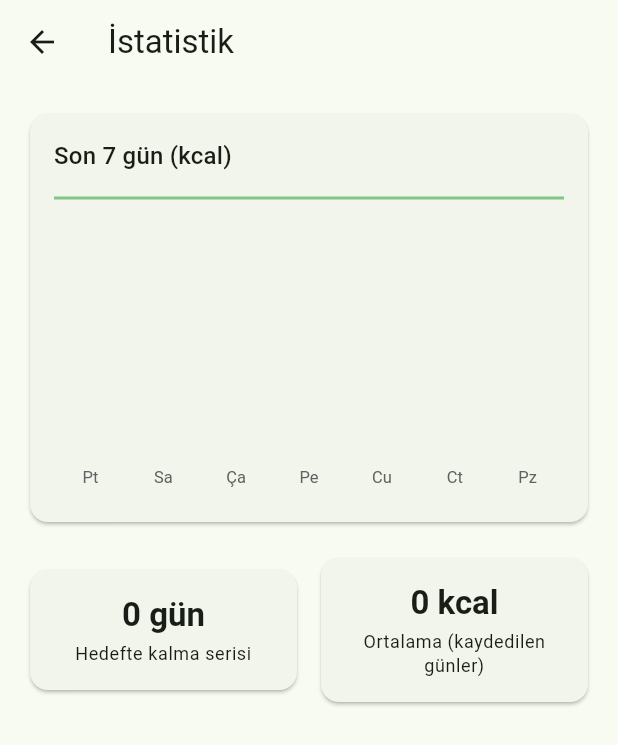
After one commit to nafizsoylemez065-jpg/Jarvis, a Flutter app: the screen it shows after launch, after a tap on the "bar chart" icon, on a phone screen of 412 x 824 dp. The commit adds this screen. Shown: the top 745 px of the screen. Run offline on Flutter 3.47's test engine with Material 3 defaults, Android fonts, the phone set to English and light mode, and no system bars; our stand-ins replace image_picker, sqflite; missing offline and left inert: tflite_flutter; accounts and stored records are empty.

Commit message:
Haftalık istatistik ekranı: 7 günlük kalori grafiği, hedef çizgisi, seri ve ortalama
Co-authored-by: nafizsoylemez065-jpg <nafizsoylemez065-jpg@users.noreply.github.com>

```diff
--- a/kaloritakip/lib/data/app_database.dart
+++ b/kaloritakip/lib/data/app_database.dart
@@ -112,6 +112,17 @@ class AppDatabase {
     return rows.map(MealEntry.fromMap).toList();
   }
 
+  Future<List<MealEntry>> mealsBetween(String startDay, String endDay) async {
+    final db = await _db;
+    final rows = await db.query(
+      'meal_entries',
+      where: 'day >= ? AND day <= ?',
+      whereArgs: [startDay, endDay],
+      orderBy: 'day, id',
+    );
+    return rows.map(MealEntry.fromMap).toList();
+  }
+
   Future<int> deleteMealEntry(int id) async {
     final db = await _db;
     return db.delete('meal_entries', where: 'id = ?', whereArgs: [id]);
--- a/kaloritakip/lib/screens/home_screen.dart
+++ b/kaloritakip/lib/screens/home_screen.dart
@@ -8,6 +8,7 @@ import '../models/meal_entry.dart';
 import '../state/meal_store.dart';
 import 'add_meal_screen.dart';
 import 'goal_settings_screen.dart';
+import 'stats_screen.dart';
 
 class HomeScreen extends StatelessWidget {
   const HomeScreen({super.key});
@@ -19,6 +20,15 @@ class HomeScreen extends StatelessWidget {
       appBar: AppBar(
         title: const Text('KaloriTakip'),
         actions: [
+          IconButton(
+            icon: const Icon(Icons.bar_chart_outlined),
+            tooltip: 'İstatistik',
+            onPressed: () => Navigator.of(context).push(
+              MaterialPageRoute<void>(
+                builder: (_) => const StatsScreen(),
+              ),
+            ),
+          ),
           IconButton(
             icon: const Icon(Icons.flag_outlined),
             tooltip: 'Günlük hedef',
--- /dev/null
+++ b/kaloritakip/lib/screens/stats_screen.dart
@@ -0,0 +1,204 @@
+import 'dart:async';
+import 'dart:math' as math;
+
+import 'package:flutter/material.dart';
+import 'package:provider/provider.dart';
+
+import '../state/meal_store.dart';
+import '../utils/date_key.dart';
+
+class StatsScreen extends StatefulWidget {
+  const StatsScreen({super.key});
+
+  @override
+  State<StatsScreen> createState() => _StatsScreenState();
+}
+
+class _StatsScreenState extends State<StatsScreen> {
+  static const List<String> _weekdayLabels = [
+    'Pt', 'Sa', 'Ça', 'Pe', 'Cu', 'Ct', 'Pz',
+  ];
+
+  @override
+  void initState() {
+    super.initState();
+    unawaited(context.read<MealStore>().loadStats());
+  }
+
+  @override
+  Widget build(BuildContext context) {
+    final store = context.watch<MealStore>();
+    final days = last7Days();
+    final values = [for (final day in days) store.kcalByDay[day] ?? 0];
+    final target = store.targetKcal;
+    final labels = [
+      for (final day in days)
+        _weekdayLabels[DateTime.parse('$day 00:00:00').weekday - 1],
+    ];
+    final loggedValues = values.where((value) => value > 0).toList();
+    final average = loggedValues.isEmpty
+        ? 0
+        : loggedValues.fold<int>(0, (sum, value) => sum + value) ~/
+            loggedValues.length;
+    final streak = _streak(values, target);
+
+    return Scaffold(
+      appBar: AppBar(title: const Text('İstatistik')),
+      body: ListView(
+        padding: const EdgeInsets.all(16),
+        children: [
+          Card(
+            child: Padding(
+              padding: const EdgeInsets.all(16),
+              child: Column(
+                crossAxisAlignment: CrossAxisAlignment.start,
+                children: [
+                  Text(
+                    'Son 7 gün (kcal)',
+                    style: Theme.of(context).textTheme.titleMedium,
+                  ),
+                  const SizedBox(height: 16),
+                  SizedBox(
+                    height: 200,
+                    width: double.infinity,
+                    child: CustomPaint(
+                      painter: _BarChartPainter(
+                        values: values,
+                        target: target,
+                        labels: labels,
+                      ),
+                    ),
+                  ),
+                ],
+              ),
+            ),
+          ),
+          const SizedBox(height: 16),
+          Row(
+            children: [
+              Expanded(
+                child: _StatCard(
+                  label: 'Hedefte kalma serisi',
+                  value: '$streak gün',
+                ),
+              ),
+              const SizedBox(width: 8),
+              Expanded(
+                child: _StatCard(
+                  label: 'Ortalama (kaydedilen günler)',
+                  value: '$average kcal',
+                ),
+              ),
+            ],
+          ),
+        ],
+      ),
+    );
+  }
+
+  int _streak(List<int> values, int target) {
+    var streak = 0;
+    for (var i = values.length - 1; i >= 0; i--) {
+      final value = values[i];
+      if (value > 0 && value <= target) {
+        streak++;
+      } else {
+        break;
+      }
+    }
+    return streak;
+  }
+}
+
+class _StatCard extends StatelessWidget {
+  const _StatCard({required this.label, required this.value});
+
+  final String label;
+  final String value;
+
+  @override
+  Widget build(BuildContext context) {
+    return Card(
+      child: Padding(
+        padding: const EdgeInsets.all(16),
+        child: Column(
+          children: [
+            Text(
+              value,
+              style: Theme.of(context)
+                  .textTheme
+                  .titleLarge
+                  ?.copyWith(fontWeight: FontWeight.bold),
+            ),
+            const SizedBox(height: 4),
+            Text(
+              label,
+              textAlign: TextAlign.center,
+              style: Theme.of(context).textTheme.bodySmall,
+            ),
+          ],
+        ),
+      ),
+    );
+  }
+}
+
+class _BarChartPainter extends CustomPainter {
+  const _BarChartPainter({
+    required this.values,
+    required this.target,
+    required this.labels,
+  });
+
+  final List<int> values;
+  final int target;
+  final List<String> labels;
+
+  @override
+  void paint(Canvas canvas, Size size) {
+    final maxValue = [target, ...values].reduce(math.max).clamp(1, 1 << 30);
+    final chartHeight = size.height - 24;
+    final barWidth = size.width / (values.length * 2);
+
+    final targetY = chartHeight * (1 - target / maxValue);
+    canvas.drawLine(
+      Offset(0, targetY),
+      Offset(size.width, targetY),
+      Paint()
+        ..color = Colors.green.shade300
+        ..strokeWidth = 2,
+    );
+
+    final textStyle = TextStyle(fontSize: 11, color: Colors.grey.shade700);
+    for (var i = 0; i < values.length; i++) {
+      final x = barWidth * (2 * i + 0.5);
+      final barHeight = chartHeight * values[i] / maxValue;
+      final paint = Paint()
+        ..style = PaintingStyle.fill
+        ..color = values[i] > target
+            ? Colors.red.shade300
+            : Colors.green.shade400;
+      canvas.drawRRect(
+        RRect.fromRectAndRadius(
+          Rect.fromLTWH(x, chartHeight - barHeight, barWidth, barHeight),
+          const Radius.circular(4),
+        ),
+        paint,
+      );
+      final textPainter = TextPainter(
+        text: TextSpan(text: labels[i], style: textStyle),
+        textDirection: TextDirection.ltr,
+      )..layout();
+      textPainter.paint(
+        canvas,
+        Offset(x + barWidth / 2 - textPainter.width / 2, chartHeight + 4),
+      );
+    }
+  }
+
+  @override
+  bool shouldRepaint(covariant _BarChartPainter oldDelegate) =>
+      oldDelegate.values != values ||
+      oldDelegate.target != target ||
+      oldDelegate.labels != labels;
+}
--- a/kaloritakip/lib/state/meal_store.dart
+++ b/kaloritakip/lib/state/meal_store.dart
@@ -6,6 +6,8 @@ import '../models/food_item.dart';
 import '../models/meal_entry.dart';
 import '../utils/date_key.dart';
 
+const int _statsWindowDays = 7;
+
 class MealStore extends ChangeNotifier {
   MealStore(this._db);
 
@@ -13,6 +15,7 @@ class MealStore extends ChangeNotifier {
 
   DailyGoal? goal;
   List<MealEntry> entries = [];
+  Map<String, int> kcalByDay = {};
 
   int get consumedKcal =>
       entries.fold(0, (sum, entry) => sum + entry.kcalTotal.round());
@@ -73,4 +76,20 @@ class MealStore extends ChangeNotifier {
       _db.searchFoods(query);
 
   Future<int> insertFood(FoodItem food) => _db.insertFood(food);
+
+  Future<void> loadStats() async {
+    final now = DateTime.now();
+    final start = now.subtract(const Duration(days: _statsWindowDays - 1));
+    final windowEntries = await _db.mealsBetween(
+      dateKey(start),
+      dateKey(now),
+    );
+    final totals = <String, int>{};
+    for (final entry in windowEntries) {
+      totals[entry.day] =
+          (totals[entry.day] ?? 0) + entry.kcalTotal.round();
+    }
+    kcalByDay = totals;
+    notifyListeners();
+  }
 }
--- a/kaloritakip/lib/utils/date_key.dart
+++ b/kaloritakip/lib/utils/date_key.dart
@@ -1,6 +1,14 @@
-String todayKey() {
+String dateKey(DateTime date) {
+  final month = date.month.toString().padLeft(2, '0');
+  final day = date.day.toString().padLeft(2, '0');
+  return '${date.year}-$month-$day';
+}
+
+String todayKey() => dateKey(DateTime.now());
+
+List<String> last7Days() {
   final now = DateTime.now();
-  final month = now.month.toString().padLeft(2, '0');
-  final day = now.day.toString().padLeft(2, '0');
-  return '${now.year}-$month-$day';
+  return [
+    for (var i = 6; i >= 0; i--) dateKey(now.subtract(Duration(days: i))),
+  ];
 }
```
Also changed, not shown: 2 other files.
